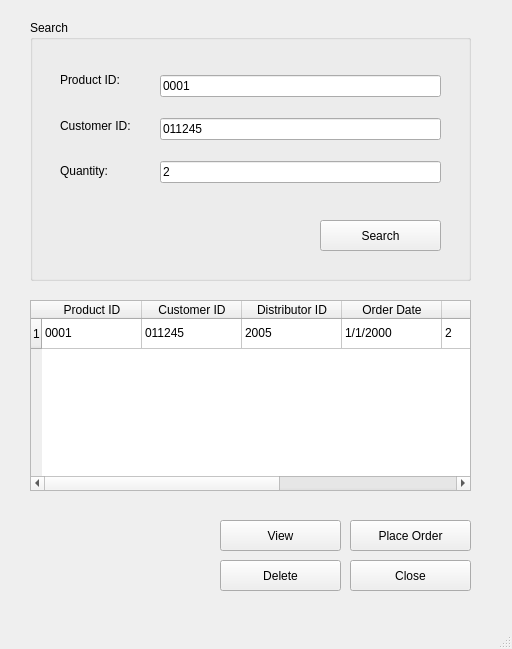
Before: the Qt Designer form DB_ConnectionsFiles/DB_project/26 Customer Order Button.ui in ElyanAli/DairyPro, drawn with Qt 5.
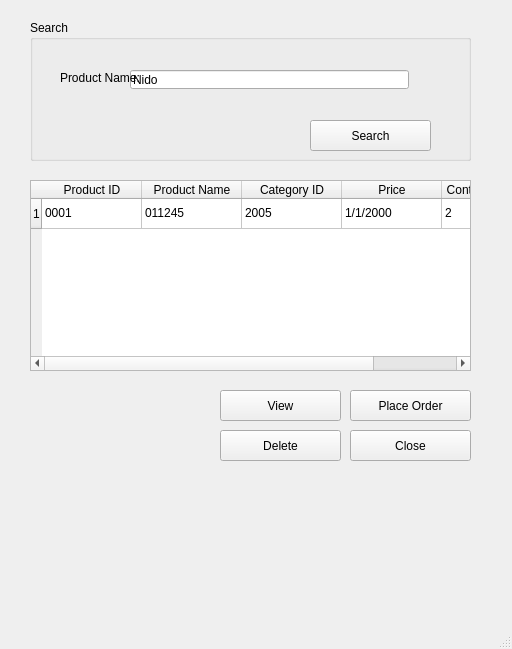
After: the same form once the commit is applied.

The edit to the form file:
```diff
--- a/DB_ConnectionsFiles/DB_project/26 Customer Order Button.ui
+++ b/DB_ConnectionsFiles/DB_project/26 Customer Order Button.ui
@@ -18,7 +18,7 @@
     <property name="geometry">
      <rect>
       <x>30</x>
-      <y>300</y>
+      <y>180</y>
       <width>441</width>
       <height>191</height>
      </rect>
@@ -35,22 +35,12 @@
     </column>
     <column>
      <property name="text">
-      <string>Customer ID</string>
+      <string>Product Name</string>
      </property>
     </column>
     <column>
      <property name="text">
-      <string>Distributor ID</string>
-     </property>
-    </column>
-    <column>
-     <property name="text">
-      <string>Order Date</string>
-     </property>
-    </column>
-    <column>
-     <property name="text">
-      <string>Quantity</string>
+      <string>Category ID</string>
      </property>
     </column>
     <column>
@@ -60,7 +50,7 @@
     </column>
     <column>
      <property name="text">
-      <string>Delivery Status</string>
+      <string>Continuity Status</string>
      </property>
     </column>
     <item row="0" column="0">
@@ -88,22 +78,12 @@
       <string>2</string>
      </property>
     </item>
-    <item row="0" column="5">
-     <property name="text">
-      <string>1000</string>
-     </property>
-    </item>
-    <item row="0" column="6">
-     <property name="text">
-      <string>Delivered</string>
-     </property>
-    </item>
    </widget>
    <widget class="QPushButton" name="deleteButton">
     <property name="geometry">
      <rect>
       <x>220</x>
-      <y>560</y>
+      <y>430</y>
       <width>121</width>
       <height>31</height>
      </rect>
@@ -118,7 +98,7 @@
       <x>30</x>
       <y>20</y>
       <width>441</width>
-      <height>261</height>
+      <height>141</height>
      </rect>
     </property>
     <property name="title">
@@ -127,8 +107,8 @@
     <widget class="QPushButton" name="searchButton">
      <property name="geometry">
       <rect>
-       <x>290</x>
-       <y>200</y>
+       <x>280</x>
+       <y>100</y>
        <width>121</width>
        <height>31</height>
       </rect>
@@ -137,78 +117,51 @@
       <string>Search</string>
      </property>
     </widget>
-    <widget class="QWidget" name="layoutWidget">
+    <widget class="QLabel" name="label">
+     <property name="geometry">
+      <rect>
+       <x>20</x>
+       <y>-10</y>
+       <width>90</width>
+       <height>129</height>
+      </rect>
+     </property>
+     <property name="text">
+      <string/>
+     </property>
+    </widget>
+    <widget class="QLineEdit" name="prodName">
+     <property name="geometry">
+      <rect>
+       <x>100</x>
+       <y>50</y>
+       <width>279</width>
+       <height>19</height>
+      </rect>
+     </property>
+     <property name="text">
+      <string>Nido</string>
+     </property>
+    </widget>
+    <widget class="QLabel" name="label_2">
      <property name="geometry">
       <rect>
        <x>30</x>
-       <y>40</y>
-       <width>92</width>
-       <height>131</height>
+       <y>50</y>
+       <width>91</width>
+       <height>16</height>
       </rect>
      </property>
-     <layout class="QVBoxLayout" name="verticalLayout">
-      <item>
-       <widget class="QLabel" name="label">
-        <property name="text">
-         <string>Product ID:</string>
-        </property>
-       </widget>
-      </item>
-      <item>
-       <widget class="QLabel" name="label_2">
-        <property name="text">
-         <string>Customer ID:</string>
-        </property>
-       </widget>
-      </item>
-      <item>
-       <widget class="QLabel" name="label_6">
-        <property name="text">
-         <string>Quantity:</string>
-        </property>
-       </widget>
-      </item>
-     </layout>
-    </widget>
-    <widget class="QWidget" name="layoutWidget">
-     <property name="geometry">
-      <rect>
-       <x>130</x>
-       <y>40</y>
-       <width>281</width>
-       <height>141</height>
-      </rect>
+     <property name="text">
+      <string>Product Name:</string>
      </property>
-     <layout class="QVBoxLayout" name="verticalLayout_2">
-      <item>
-       <widget class="QLineEdit" name="titleline">
-        <property name="text">
-         <string>0001</string>
-        </property>
-       </widget>
-      </item>
-      <item>
-       <widget class="QLineEdit" name="titleline_2">
-        <property name="text">
-         <string>011245</string>
-        </property>
-       </widget>
-      </item>
-      <item>
-       <widget class="QLineEdit" name="titleline_3">
-        <property name="text">
-         <string>2</string>
-        </property>
-       </widget>
-      </item>
-     </layout>
     </widget>
    </widget>
    <widget class="QPushButton" name="closeButton">
     <property name="geometry">
      <rect>
       <x>350</x>
-      <y>560</y>
+      <y>430</y>
       <width>121</width>
       <height>31</height>
      </rect>
@@ -221,7 +174,7 @@
     <property name="geometry">
      <rect>
       <x>350</x>
-      <y>520</y>
+      <y>390</y>
       <width>121</width>
       <height>31</height>
      </rect>
@@ -234,7 +187,7 @@
     <property name="geometry">
      <rect>
       <x>220</x>
-      <y>520</y>
+      <y>390</y>
       <width>121</width>
       <height>31</height>
      </rect>
```
Left out of the diff: 2 changed lines with no effect on the pictures.
